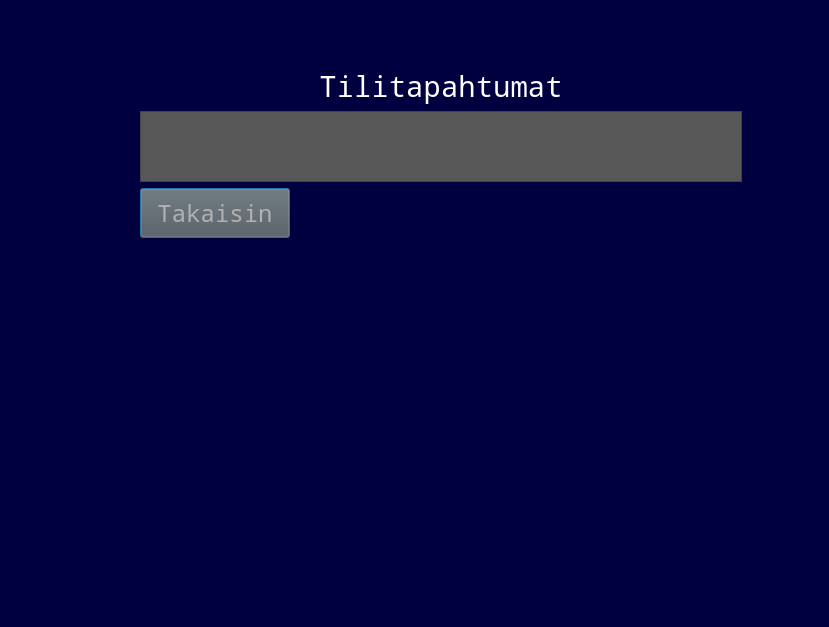
22kmo-project/group_6, file frontend/tilitapahtumat.ui: the form before one commit.
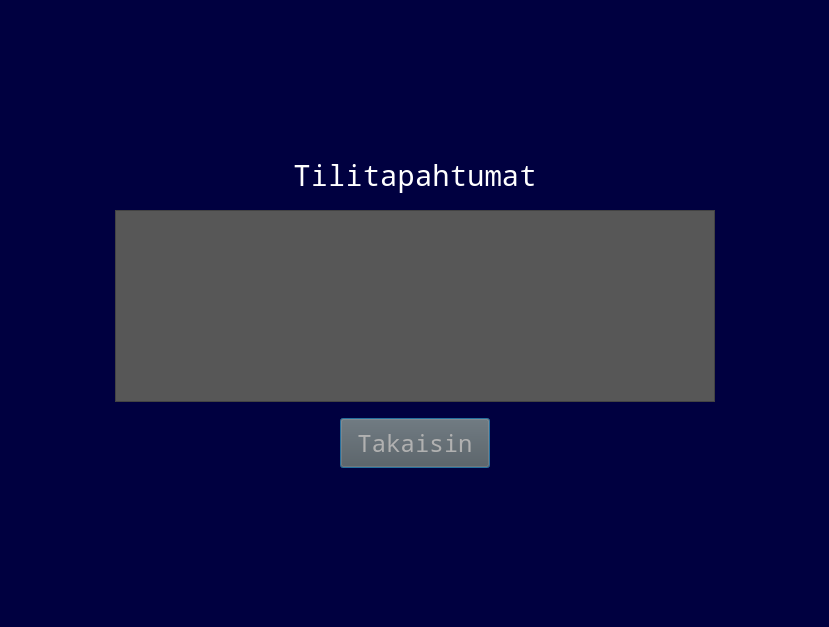
The form after the commit.

Diff of the .ui file:
```diff
--- a/frontend/tilitapahtumat.ui
+++ b/frontend/tilitapahtumat.ui
@@ -12,7 +12,7 @@
   </property>
   <property name="maximumSize">
    <size>
-    <width>829</width>
+    <width>16777215</width>
     <height>16777215</height>
    </size>
   </property>
@@ -22,15 +22,47 @@
   <property name="styleSheet">
    <string notr="true">background-color: rgb(0, 0, 64);</string>
   </property>
-  <widget class="QWidget" name="verticalLayoutWidget">
-   <property name="geometry">
-    <rect>
-     <x>140</x>
-     <y>70</y>
-     <width>602</width>
-     <height>168</height>
-    </rect>
-   </property>
+  <layout class="QGridLayout" name="gridLayout">
+   <item row="1" column="2">
+    <spacer name="horizontalSpacer_2">
+     <property name="orientation">
+      <enum>Qt::Horizontal</enum>
+     </property>
+     <property name="sizeHint" stdset="0">
+      <size>
+       <width>40</width>
+       <height>20</height>
+      </size>
+     </property>
+    </spacer>
+   </item>
+   <item row="1" column="0">
+    <spacer name="horizontalSpacer">
+     <property name="orientation">
+      <enum>Qt::Horizontal</enum>
+     </property>
+     <property name="sizeHint" stdset="0">
+      <size>
+       <width>40</width>
+       <height>20</height>
+      </size>
+     </property>
+    </spacer>
+   </item>
+   <item row="0" column="1">
+    <spacer name="verticalSpacer">
+     <property name="orientation">
+      <enum>Qt::Vertical</enum>
+     </property>
+     <property name="sizeHint" stdset="0">
+      <size>
+       <width>20</width>
+       <height>40</height>
+      </size>
+     </property>
+    </spacer>
+   </item>
+   <item row="1" column="1">
    <layout class="QVBoxLayout" name="verticalLayout">
     <item>
      <widget class="QLabel" name="label">
@@ -51,6 +83,19 @@
       </property>
      </widget>
     </item>
+     <item>
+      <spacer name="verticalSpacer_3">
+       <property name="orientation">
+        <enum>Qt::Vertical</enum>
+       </property>
+       <property name="sizeHint" stdset="0">
+        <size>
+         <width>20</width>
+         <height>10</height>
+        </size>
+       </property>
+      </spacer>
+     </item>
     <item>
      <widget class="QTableWidget" name="table_Tilitapahtumat">
       <property name="minimumSize">
@@ -59,6 +104,12 @@
         <height>0</height>
        </size>
       </property>
+       <property name="font">
+        <font>
+         <family>Noto Mono</family>
+         <pointsize>13</pointsize>
+        </font>
+       </property>
       <property name="styleSheet">
        <string notr="true">QHeaderView::section {   
     color: rgb(177, 177, 177);
@@ -80,6 +131,19 @@
      </widget>
     </item>
     <item>
+      <spacer name="verticalSpacer_4">
+       <property name="orientation">
+        <enum>Qt::Vertical</enum>
+       </property>
+       <property name="sizeHint" stdset="0">
+        <size>
+         <width>20</width>
+         <height>10</height>
+        </size>
+       </property>
+      </spacer>
+     </item>
+     <item alignment="Qt::AlignHCenter">
      <widget class="QPushButton" name="btn_takaisin">
       <property name="sizePolicy">
        <sizepolicy hsizetype="Fixed" vsizetype="Fixed">
@@ -115,7 +179,21 @@
      </widget>
     </item>
    </layout>
-  </widget>
+   </item>
+   <item row="2" column="1">
+    <spacer name="verticalSpacer_2">
+     <property name="orientation">
+      <enum>Qt::Vertical</enum>
+     </property>
+     <property name="sizeHint" stdset="0">
+      <size>
+       <width>20</width>
+       <height>40</height>
+      </size>
+     </property>
+    </spacer>
+   </item>
+  </layout>
  </widget>
  <resources/>
  <connections/>
```
Lines whose indentation alone changed are shown as unchanged.
